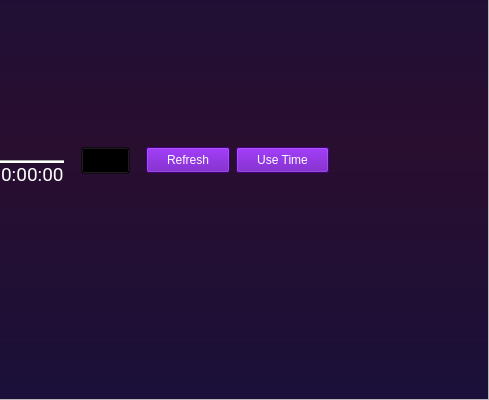
Soon156/AlignPosition, file Designer/MainWindow.ui: the form before one commit; both pictures show x 568 to 1057 and y 108 to 508 of the 1057 by 508 pixel window.
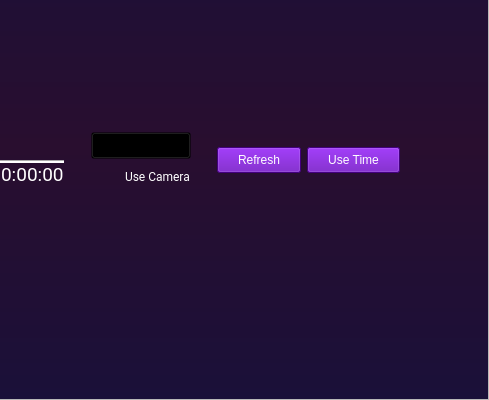
The form after the commit. Icons and pictures are not drawn.

Diff of the .ui file:
```diff
--- a/Designer/MainWindow.ui
+++ b/Designer/MainWindow.ui
@@ -646,6 +646,29 @@
                      <number>0</number>
                     </property>
                     <item>
+                     <widget class="QFrame" name="frame_11">
+                      <property name="font">
+                       <font>
+                        <family>Roboto</family>
+                       </font>
+                      </property>
+                      <property name="frameShape">
+                       <enum>QFrame::StyledPanel</enum>
+                      </property>
+                      <property name="frameShadow">
+                       <enum>QFrame::Raised</enum>
+                      </property>
+                      <layout class="QVBoxLayout" name="verticalLayout_12">
+                       <property name="spacing">
+                        <number>0</number>
+                       </property>
+                       <property name="topMargin">
+                        <number>0</number>
+                       </property>
+                       <property name="bottomMargin">
+                        <number>0</number>
+                       </property>
+                       <item>
                      <widget class="QPushButton" name="monitor_btn">
                       <property name="font">
                        <font>
@@ -670,7 +693,55 @@
                      </widget>
                     </item>
                     <item>
+                        <widget class="QCheckBox" name="monitor_box">
+                         <property name="enabled">
+                          <bool>true</bool>
+                         </property>
+                         <property name="font">
+                          <font>
+                           <family>Roboto</family>
+                          </font>
+                         </property>
+                         <property name="styleSheet">
+                          <string notr="true">QCheckBox {
+    spacing: 10px;
+}
+
+QCheckBox::indicator {
+    width: 24px;
+    height: 24px;
+}
+
+QCheckBox::indicator:unchecked {
+    image: url(:/icon/icons8-toggle-off-48.png);
+}
+
+QCheckBox::indicator:checked {
+    image: url(:/icon/icons8-toggle-on-48.png);
+}</string>
+                         </property>
+                         <property name="text">
+                          <string>Use Camera</string>
+                         </property>
+                         <property name="iconSize">
+                          <size>
+                           <width>20</width>
+                           <height>20</height>
+                          </size>
+                         </property>
+                        </widget>
+                       </item>
+                      </layout>
+                     </widget>
+                    </item>
+                    <item>
                      <widget class="QFrame" name="frame_3">
+                      <property name="font">
+                       <font>
+                        <family>Roboto</family>
+                        <pointsize>20</pointsize>
+                       </font>
+                      </property>
                       <property name="styleSheet">
                        <string notr="true">QPushButton {
 background-color: #5e00b0;
```
Lines whose indentation alone changed are shown as unchanged.
